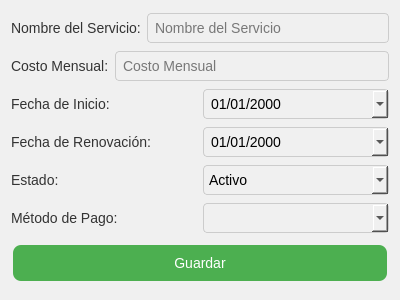
JoseManuelLuque/BillGuard, file ui/AddSubscription.ui: the form before one commit.
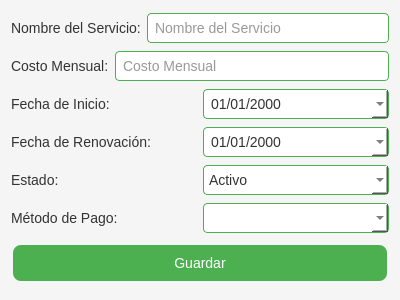
The form after the commit.

Commit message: Hoja de estilos

Patch:
```diff
--- a/ui/AddSubscription.ui
+++ b/ui/AddSubscription.ui
@@ -14,15 +14,18 @@
    <string>Agregar Suscripción</string>
   </property>
   <property name="styleSheet">
-   <string notr="true">QWidget {
-    background-color: #f0f0f0;
+   <string notr="true">/* Estilo general del fondo */
+QWidget {
+    background-color: #F5F5F5; /* Fondo claro */
+    color: #333333; /* Texto en gris oscuro */
     font-family: Arial, sans-serif;
     font-size: 14px;
 }
 
+/* Estilo de los botones */
 QPushButton {
-    background-color: #4CAF50;
-    color: white;
+    background-color: #4CAF50; /* Verde oscuro */
+    color: #FFFFFF; /* Texto en blanco */
     border: none;
     padding: 10px 20px;
     text-align: center;
@@ -36,21 +39,49 @@
     background-color: #45a049;
 }
 
+QPushButton:pressed {
+    background-color: #388E3C; /* Verde más oscuro al presionar */
+}
+
+/* Estilo de los labels */
 QLabel {
-    color: #333;
+    color: #333333; /* Texto en gris oscuro */
     font-size: 14px;
 }
 
+/* Estilo de los campos de entrada */
 QLineEdit, QDateEdit, QComboBox {
     padding: 5px;
-    border: 1px solid #ccc;
+    border: 1px solid #4CAF50; /* Borde verde oscuro */
     border-radius: 4px;
+    background-color: #FFFFFF; /* Fondo blanco */
+    color: #333333; /* Texto en gris oscuro */
 }
 
-QListWidget {
-    border: 1px solid #ccc;
+QLineEdit:focus, QDateEdit:focus, QComboBox:focus {
+    border: 1px solid #45a049; /* Borde verde más claro al enfocar */
+}
+
+/* Estilo de las tablas */
+QTableWidget, QListWidget {
+    border: 1px solid #4CAF50; /* Borde verde oscuro */
     border-radius: 4px;
+    background-color: #FFFFFF; /* Fondo blanco */
+    color: #333333; /* Texto en gris oscuro */
     padding: 5px;
+}
+
+QHeaderView::section {
+    background-color: #4CAF50; /* Fondo verde oscuro */
+    color: #FFFFFF; /* Texto en blanco */
+    padding: 4px;
+    border: 1px solid #3E3E3E; /* Borde oscuro */
+}
+
+/* Estilo de los elementos seleccionados en las tablas */
+QTableWidget::item:selected, QListWidget::item:selected {
+    background-color: #45a049; /* Fondo verde más claro */
+    color: #FFFFFF; /* Texto en blanco */
 }</string>
   </property>
   <layout class="QVBoxLayout" name="verticalLayout">
```
Left out of the diff: 2 changed lines with no effect on the pictures. The commit also changes 15 other files.
